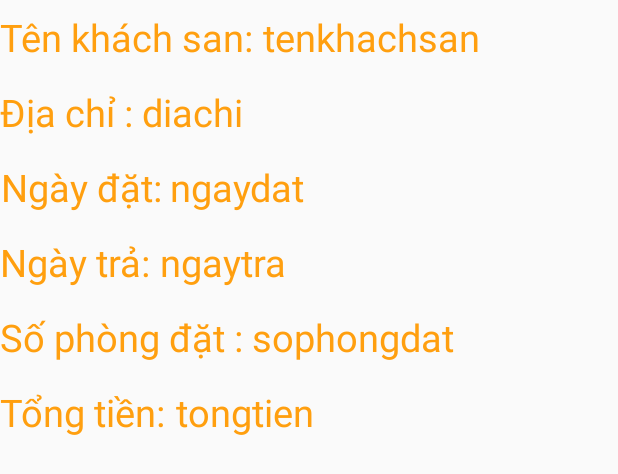
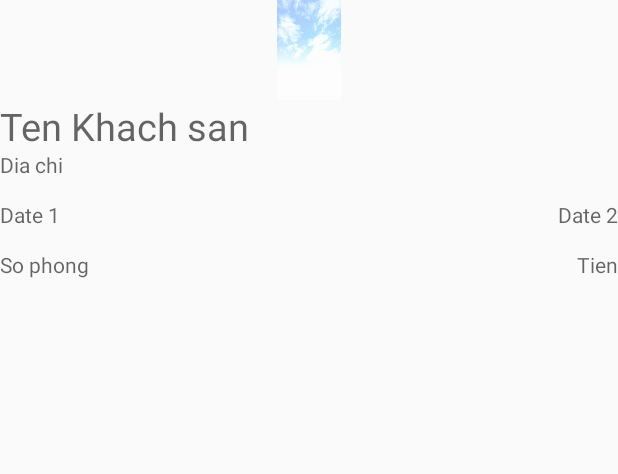
Before and after one commit to kienthuan96/Hotel-v2.0, an Android app: the layout listoderuser.xml on its own in the app's theme, with its tools: preview values and no code run, on a phone screen of 412 x 824 dp. Shown: the top 474 px of the screen. Run offline under Robolectric (Android 15) with nearby library versions, the phone set to English and light mode, and no system bars.

Commit message:
giao dien

```diff
--- a/app/src/main/java/com/example/thuan/hotel/Adapter/Adapter_Hotel.java
+++ b/app/src/main/java/com/example/thuan/hotel/Adapter/Adapter_Hotel.java
@@ -21,6 +21,7 @@ import com.google.firebase.storage.FirebaseStorage;
 import com.google.firebase.storage.StorageReference;
 import com.squareup.picasso.Picasso;
 
+import java.text.DecimalFormat;
 import java.util.ArrayList;
 
 public class Adapter_Hotel extends ArrayAdapter {
@@ -57,7 +58,8 @@ public class Adapter_Hotel extends ArrayAdapter {
         Log.d("URL ",pathReference.getDownloadUrl().toString());
         txtTen.setText(hotel.getName());
         txtDiaChi.setText(hotel.getAddress());
-        txtGia.setText(hotel.getPrice().toString());
+        DecimalFormat df = new DecimalFormat("###,###,###");
+        txtGia.setText(df.format(hotel.getPrice().toString()) + " VND");
         return convertView;
     }
 
--- a/app/src/main/java/com/example/thuan/hotel/Adapter/Adapter_OderUser_Hotel.java
+++ b/app/src/main/java/com/example/thuan/hotel/Adapter/Adapter_OderUser_Hotel.java
@@ -1,6 +1,7 @@
 package com.example.thuan.hotel.Adapter;
 
 import android.content.Context;
+import android.util.Log;
 import android.view.View;
 import android.view.ViewGroup;
 import android.widget.BaseAdapter;
@@ -10,6 +11,7 @@ import com.example.thuan.hotel.Model.Oder;
 import com.example.thuan.hotel.Model.OrderUser;
 import com.example.thuan.hotel.R;
 
+import java.text.DecimalFormat;
 import java.util.List;
 
 public class Adapter_OderUser_Hotel extends BaseAdapter {
@@ -39,19 +41,22 @@ public class Adapter_OderUser_Hotel extends BaseAdapter {
     @Override
     public View getView(int i, View view, ViewGroup viewGroup) {
         View v = View.inflate(mContext, R.layout.listoderuser,null);
-        TextView tvTenKhacSan = (TextView)v.findViewById(R.id.txtTKS);
-        TextView tvDiaChi = (TextView)v.findViewById(R.id.txtdiaC);
-        TextView tvDateStarOder = (TextView)v.findViewById(R.id.txtNgayD);
-        TextView tvDateEndOder = (TextView)v.findViewById(R.id.txtNgayT);
-        TextView RoomOder = (TextView)v.findViewById(R.id.txtsoPhongD);
-        TextView Totalmoney = (TextView)v.findViewById(R.id.txttongT);
+        TextView tvTenKhacSan = v.findViewById(R.id.txtTKS);
+        TextView tvDiaChi = v.findViewById(R.id.txtdiaC);
+        TextView tvDateStarOder = v.findViewById(R.id.txtNgayD);
+        TextView tvDateEndOder = v.findViewById(R.id.txtNgayT);
+        TextView RoomOder = v.findViewById(R.id.txtsoPhongD);
+        TextView Totalmoney = v.findViewById(R.id.txttongT);
 
         tvTenKhacSan.setText(mOrderuslist.get(i).getNamehotel());
+        //tvTenKhacSan.setText("123");
+        //Log.d("KhachSan", mOrderuslist.get(i).getNamehotel());
         tvDiaChi.setText(mOrderuslist.get(i).getAddressHotel());
         tvDateStarOder.setText(mOrderuslist.get(i).getDateStartOrder());
         tvDateEndOder.setText(mOrderuslist.get(i).getDateEndOrder());
-        RoomOder.setText(mOrderuslist.get(i).getRoomOrder()+"");
-        Totalmoney.setText(mOrderuslist.get(i).getTotalMoney()+"");
+        RoomOder.setText(mOrderuslist.get(i).getRoomOrder()+" phòng");
+        DecimalFormat df = new DecimalFormat("###,###,###");
+        Totalmoney.setText(df.format(mOrderuslist.get(i).getTotalMoney()) + " VND");
 
         return v;
 
--- a/app/src/main/res/layout/listoderuser.xml
+++ b/app/src/main/res/layout/listoderuser.xml
@@ -5,134 +5,86 @@
     android:layout_height="match_parent"
     android:orientation="vertical"
     >
-
-
     <LinearLayout
+        android:weightSum="6"
+        android:orientation="vertical"
         android:layout_width="match_parent"
-        android:layout_height="50dp"
-        android:orientation="horizontal">
-        <TextView
-            android:layout_width="wrap_content"
-            android:layout_height="match_parent"
-            android:gravity="center"
-            android:text="Tên khách san: "
-            android:textColor="#ff9f0f"
-            android:textSize="25dp" />
-        <TextView
-            android:id="@+id/txtTKS"
-            android:layout_width="wrap_content"
-            android:layout_height="match_parent"
-            android:gravity="center"
-            android:text="tenkhachsan"
-            android:textColor="#ff9f0f"
-            android:textSize="25dp" />
-
+        android:layout_height="200dp">
+        <LinearLayout
+            android:layout_weight="2"
+            android:layout_width="match_parent"
+            android:layout_height="0dp">
+            <ImageView
+                android:src="@drawable/favorite"
+                android:layout_width="match_parent"
+                android:layout_height="match_parent" />
         </LinearLayout>
         <LinearLayout
+            android:layout_weight="1"
             android:layout_width="match_parent"
-        android:layout_height="50dp"
-        android:orientation="horizontal">
+            android:layout_height="0dp">
             <TextView
-            android:layout_width="wrap_content"
-            android:layout_height="match_parent"
-            android:gravity="center"
-            android:text="Địa chỉ : "
-            android:textColor="#ff9f0f"
-            android:textSize="25dp" />
-        <TextView
-            android:id="@+id/txtdiaC"
-            android:layout_width="wrap_content"
-            android:layout_height="match_parent"
-            android:gravity="center"
-            android:text="diachi"
-            android:textColor="#ff9f0f"
-            android:textSize="25dp" />
-
+                android:textSize="25dp"
+                android:textColor="#000"
+                android:id="@+id/txtTKS"
+                android:hint="Ten Khach san"
+                android:layout_width="match_parent"
+                android:layout_height="match_parent" />
         </LinearLayout>
         <LinearLayout
+            android:layout_weight="1"
             android:layout_width="match_parent"
-        android:layout_height="50dp"
-        android:orientation="horizontal">
+            android:layout_height="0dp">
             <TextView
-            android:layout_width="wrap_content"
-            android:layout_height="match_parent"
-            android:gravity="center"
-            android:text="Ngày đặt: "
-            android:textColor="#ff9f0f"
-            android:textSize="25dp" />
+                android:textColor="#000"
+                android:id="@+id/txtdiaC"
+                android:hint="Dia chi"
+                android:layout_width="match_parent"
+                android:layout_height="match_parent" />
+        </LinearLayout>
+        <LinearLayout
+            android:weightSum="2"
+            android:orientation="horizontal"
+            android:layout_weight="1"
+            android:layout_width="match_parent"
+            android:layout_height="0dp">
             <TextView
                 android:id="@+id/txtNgayD"
-            android:layout_width="wrap_content"
-            android:layout_height="match_parent"
-            android:gravity="center"
-            android:text="ngaydat"
-            android:textColor="#ff9f0f"
-            android:textSize="25dp" />
-
+                android:layout_weight="1"
+                android:hint="Date 1"
+                android:textColor="#000"
+                android:layout_width="0dp"
+                android:layout_height="match_parent" />
+            <TextView
+                android:gravity="right"
+                android:id="@+id/txtNgayT"
+                android:layout_weight="1"
+                android:hint="Date 2"
+                android:textColor="#000"
+                android:layout_width="0dp"
+                android:layout_height="match_parent" />
         </LinearLayout>
         <LinearLayout
+            android:weightSum="3"
+            android:orientation="horizontal"
+            android:layout_weight="1"
             android:layout_width="match_parent"
-        android:layout_height="50dp"
-        android:orientation="horizontal">
+            android:layout_height="0dp">
             <TextView
-            android:layout_width="wrap_content"
-            android:layout_height="match_parent"
-            android:gravity="center"
-            android:text="Ngày trả: "
-            android:textColor="#ff9f0f"
-            android:textSize="25dp" />
+                android:textColor="#000"
+                android:id="@+id/txtsoPhongD"
+                android:hint="So phong"
+                android:layout_weight="1"
+                android:layout_width="0dp"
+                android:layout_height="match_parent" />
             <TextView
-            android:id="@+id/txtNgayT"
-            android:layout_width="wrap_content"
-            android:layout_height="match_parent"
-            android:gravity="center"
-            android:text="ngaytra"
-            android:textColor="#ff9f0f"
-            android:textSize="25dp" />
-
-    </LinearLayout>
-    <LinearLayout
-        android:layout_width="match_parent"
-        android:layout_height="50dp"
-        android:orientation="horizontal">
-
-        <TextView
-            android:layout_width="wrap_content"
-            android:layout_height="match_parent"
-            android:gravity="center"
-            android:text="Số phòng đặt : "
-            android:textColor="#ff9f0f"
-            android:textSize="25dp" />
-        <TextView
-            android:id="@+id/txtsoPhongD"
-            android:layout_width="wrap_content"
-            android:layout_height="match_parent"
-            android:gravity="center"
-            android:text="sophongdat"
-            android:textColor="#ff9f0f"
-            android:textSize="25dp" />
-
-    </LinearLayout>
-    <LinearLayout
-        android:layout_width="match_parent"
-        android:layout_height="50dp"
-        android:orientation="horizontal">
-
-        <TextView
-            android:layout_width="wrap_content"
-            android:layout_height="match_parent"
-            android:gravity="center"
-            android:text="Tổng tiền: "
-            android:textColor="#ff9f0f"
-            android:textSize="25dp" />
-        <TextView
+                android:gravity="right"
+                android:textColor="#000"
                 android:id="@+id/txttongT"
-            android:layout_width="wrap_content"
-            android:layout_height="match_parent"
-            android:gravity="center"
-            android:text="tongtien"
-            android:textColor="#ff9f0f"
-            android:textSize="25dp" />
-
+                android:layout_weight="2"
+                android:hint="Tien"
+                android:layout_width="0dp"
+                android:layout_height="match_parent" />
         </LinearLayout>
     </LinearLayout>
+</LinearLayout>
--- a/app/src/main/res/layout/navigation_header.xml
+++ b/app/src/main/res/layout/navigation_header.xml
@@ -170,7 +170,6 @@
             android:orientation="horizontal"
             >
             <TextView
-
                 android:id="@+id/soSaoToiDa"
                 android:layout_width="140dp"
                 android:layout_height="wrap_content"
```
Lines whose indentation alone changed are shown as unchanged.
